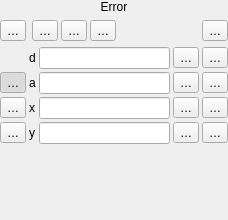
The window that src/ui/qgsadvanceddigitizingdockwidgetbase.ui (qgis/QGIS) describes before a commit, drawn with Qt 5.
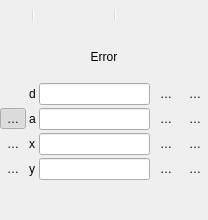
The same window after the commit. Icons and pictures are not drawn. Custom widgets are drawn as their Qt base class.

Commit message: [ui] Harmonize CAD panel by using toolbar (fixes hidpi et cie)

What changed in the file:
```diff
--- a/src/ui/qgsadvanceddigitizingdockwidgetbase.ui
+++ b/src/ui/qgsadvanceddigitizingdockwidgetbase.ui
@@ -6,21 +6,24 @@
    <rect>
     <x>0</x>
     <y>0</y>
-    <width>228</width>
+    <width>208</width>
     <height>220</height>
    </rect>
   </property>
   <property name="maximumSize">
    <size>
     <width>524287</width>
-    <height>220</height>
+    <height>500</height>
    </size>
   </property>
   <property name="windowTitle">
    <string>Advanced Digitizing</string>
   </property>
   <widget class="QWidget" name="dockWidgetContents">
-   <layout class="QGridLayout" name="gridLayout">
+   <layout class="QVBoxLayout" name="parentLayout">
+    <property name="spacing">
+     <number>0</number>
+    </property>
     <property name="leftMargin">
      <number>0</number>
     </property>
@@ -33,7 +36,27 @@
     <property name="bottomMargin">
      <number>0</number>
     </property>
-    <item row="0" column="0">
+    <item>
+     <widget class="QToolBar" name="mToolbar">
+      <property name="iconSize">
+       <size>
+        <width>16</width>
+        <height>16</height>
+       </size>
+      </property>
+      <property name="floatable">
+       <bool>false</bool>
+      </property>
+      <addaction name="mEnableAction"/>
+      <addaction name="separator"/>
+      <addaction name="mConstructionModeAction"/>
+      <addaction name="mParallelAction"/>
+      <addaction name="mPerpendicularAction"/>
+      <addaction name="separator"/>
+      <addaction name="mSettingsAction"/>
+     </widget>
+    </item>
+    <item>
      <layout class="QVBoxLayout" name="mLayout">
       <item>
        <widget class="QLabel" name="mErrorLabel">
@@ -69,152 +92,6 @@
          <property name="bottomMargin">
           <number>0</number>
          </property>
-         <item>
-          <layout class="QHBoxLayout" name="mButtonsLayout">
-           <item>
-            <widget class="QToolButton" name="mEnabledButton">
-             <property name="toolTip">
-              <string>&lt;html&gt;&lt;head/&gt;&lt;body&gt;&lt;p&gt;&lt;br/&gt;&lt;/p&gt;&lt;/body&gt;&lt;/html&gt;</string>
-             </property>
-             <property name="text">
-              <string>…</string>
-             </property>
-             <property name="iconSize">
-              <size>
-               <width>24</width>
-               <height>24</height>
-              </size>
-             </property>
-             <property name="checkable">
-              <bool>true</bool>
-             </property>
-            </widget>
-           </item>
-           <item>
-            <widget class="QWidget" name="mCadButtons" native="true">
-             <property name="sizePolicy">
-              <sizepolicy hsizetype="MinimumExpanding" vsizetype="Preferred">
-               <horstretch>0</horstretch>
-               <verstretch>0</verstretch>
-              </sizepolicy>
-             </property>
-             <layout class="QGridLayout" name="gridLayout_2">
-              <property name="leftMargin">
-               <number>0</number>
-              </property>
-              <property name="topMargin">
-               <number>0</number>
-              </property>
-              <property name="rightMargin">
-               <number>0</number>
-              </property>
-              <property name="bottomMargin">
-               <number>0</number>
-              </property>
-              <property name="spacing">
-               <number>3</number>
-              </property>
-              <item row="0" column="2">
-               <widget class="QToolButton" name="mParallelButton">
-                <property name="toolTip">
-                 <string/>
-                </property>
-                <property name="text">
-                 <string>…</string>
-                </property>
-                <property name="icon">
-                 <iconset resource="../../images/images.qrc">
-                  <normaloff>:/images/themes/default/cadtools/parallel.svg</normaloff>:/images/themes/default/cadtools/parallel.svg</iconset>
-                </property>
-                <property name="iconSize">
-                 <size>
-                  <width>24</width>
-                  <height>24</height>
-                 </size>
-                </property>
-                <property name="checkable">
-                 <bool>true</bool>
-                </property>
-               </widget>
-              </item>
-              <item row="0" column="1">
-               <widget class="QToolButton" name="mPerpendicularButton">
-                <property name="toolTip">
-                 <string/>
-                </property>
-                <property name="text">
-                 <string>…</string>
-                </property>
-                <property name="icon">
-                 <iconset resource="../../images/images.qrc">
-                  <normaloff>:/images/themes/default/cadtools/perpendicular.svg</normaloff>:/images/themes/default/cadtools/perpendicular.svg</iconset>
-                </property>
-                <property name="iconSize">
-                 <size>
-                  <width>24</width>
-                  <height>24</height>
-                 </size>
-                </property>
-                <property name="checkable">
-                 <bool>true</bool>
-                </property>
-               </widget>
-              </item>
-              <item row="0" column="0">
-               <widget class="QToolButton" name="mConstructionModeButton">
-                <property name="toolTip">
-                 <string/>
-                </property>
-                <property name="text">
-                 <string>…</string>
-                </property>
-                <property name="icon">
-                 <iconset resource="../../images/images.qrc">
-                  <normaloff>:/images/themes/default/cadtools/construction.svg</normaloff>:/images/themes/default/cadtools/construction.svg</iconset>
-                </property>
-                <property name="iconSize">
-                 <size>
-                  <width>24</width>
-                  <height>24</height>
-                 </size>
-                </property>
-                <property name="checkable">
-                 <bool>true</bool>
-                </property>
-               </widget>
-              </item>
-              <item row="0" column="3">
-               <spacer name="horizontalSpacer">
-                <property name="orientation">
-                 <enum>Qt::Horizontal</enum>
-                </property>
-                <property name="sizeHint" stdset="0">
-                 <size>
-                  <width>40</width>
-                  <height>20</height>
-                 </size>
-                </property>
-               </spacer>
-              </item>
-              <item row="0" column="4">
-               <widget class="QToolButton" name="mSettingsButton">
-                <property name="text">
-                 <string>…</string>
-                </property>
-                <property name="icon">
-                 <iconset resource="../../images/images.qrc">
-                  <normaloff>:/images/themes/default/propertyicons/settings.svg</normaloff>:/images/themes/default/propertyicons/settings.svg</iconset>
-                </property>
-                <property name="popupMode">
-                 <enum>QToolButton::InstantPopup</enum>
-                </property>
-               </widget>
-              </item>
-             </layout>
-            </widget>
-           </item>
-          </layout>
-         </item>
          <item>
           <widget class="QWidget" name="mInputWidgets" native="true">
            <layout class="QGridLayout" name="mInputLayout">
@@ -262,6 +139,9 @@
               <property name="checkable">
                <bool>true</bool>
               </property>
+              <property name="autoRaise">
+               <bool>true</bool>
+              </property>
              </widget>
             </item>
             <item row="2" column="3">
@@ -279,6 +159,9 @@
               <property name="checkable">
                <bool>true</bool>
               </property>
+              <property name="autoRaise">
+               <bool>true</bool>
+              </property>
              </widget>
             </item>
             <item row="3" column="0">
@@ -296,6 +179,9 @@
               <property name="checkable">
                <bool>true</bool>
               </property>
+              <property name="autoRaise">
+               <bool>true</bool>
+              </property>
              </widget>
             </item>
             <item row="1" column="3">
@@ -313,6 +199,9 @@
               <property name="checkable">
                <bool>true</bool>
               </property>
+              <property name="autoRaise">
+               <bool>true</bool>
+              </property>
              </widget>
             </item>
             <item row="2" column="2">
@@ -347,6 +236,9 @@
               <property name="checked">
                <bool>true</bool>
               </property>
+              <property name="autoRaise">
+               <bool>true</bool>
+              </property>
              </widget>
             </item>
             <item row="1" column="2">
@@ -385,6 +277,9 @@
               <property name="checkable">
                <bool>true</bool>
               </property>
+              <property name="autoRaise">
+               <bool>true</bool>
+              </property>
              </widget>
             </item>
             <item row="0" column="2">
@@ -409,6 +304,9 @@
               <property name="checkable">
                <bool>true</bool>
               </property>
+              <property name="autoRaise">
+               <bool>true</bool>
+              </property>
              </widget>
             </item>
             <item row="0" column="4">
@@ -426,6 +324,9 @@
               <property name="checkable">
                <bool>true</bool>
               </property>
+              <property name="autoRaise">
+               <bool>true</bool>
+              </property>
              </widget>
             </item>
             <item row="1" column="4">
@@ -443,6 +344,9 @@
               <property name="checkable">
                <bool>true</bool>
               </property>
+              <property name="autoRaise">
+               <bool>true</bool>
+              </property>
              </widget>
             </item>
             <item row="2" column="4">
@@ -460,6 +364,9 @@
               <property name="checkable">
                <bool>true</bool>
               </property>
+              <property name="autoRaise">
+               <bool>true</bool>
+              </property>
              </widget>
             </item>
             <item row="3" column="4">
@@ -477,8 +384,24 @@
               <property name="checkable">
                <bool>true</bool>
               </property>
+              <property name="autoRaise">
+               <bool>true</bool>
+              </property>
              </widget>
             </item>
+            <item row="4" column="0">
+             <spacer name="verticalSpacer">
+              <property name="orientation">
+               <enum>Qt::Vertical</enum>
+              </property>
+              <property name="sizeHint" stdset="0">
+               <size>
+                <width>20</width>
+                <height>40</height>
+               </size>
+              </property>
+             </spacer>
+            </item>
            </layout>
           </widget>
          </item>
@@ -487,20 +410,61 @@
       </item>
      </layout>
     </item>
-    <item row="1" column="0">
-     <spacer name="verticalSpacer">
-      <property name="orientation">
-       <enum>Qt::Vertical</enum>
-      </property>
-      <property name="sizeHint" stdset="0">
-       <size>
-        <width>20</width>
-        <height>40</height>
-       </size>
-      </property>
-     </spacer>
-    </item>
    </layout>
+   <action name="mEnableAction">
+    <property name="toolTip">
+     <string>&lt;html&gt;&lt;head/&gt;&lt;body&gt;&lt;p&gt;Enable advanced digitizing tools&lt;/p&gt;&lt;/body&gt;&lt;/html&gt;</string>
+    </property>
+    <property name="icon">
+     <iconset resource="../../images/images.qrc">
+     <normaloff>:/images/themes/default/cadtools/cad.svg</normaloff>:/images/themes/default/cadtools/cad.svg</iconset>
+    </property>
+    <property name="checkable">
+     <bool>true</bool>
+    </property>
+   </action>
+   <action name="mConstructionModeAction">
+    <property name="toolTip">
+     <string/>
+    </property>
+    <property name="icon">
+     <iconset resource="../../images/images.qrc">
+     <normaloff>:/images/themes/default/cadtools/construction.svg</normaloff>:/images/themes/default/cadtools/construction.svg</iconset>
+    </property>
+    <property name="checkable">
+     <bool>true</bool>
+    </property>
+   </action>
+   <action name="mParallelAction">
+    <property name="toolTip">
+     <string/>
+    </property>
+    <property name="icon">
+     <iconset resource="../../images/images.qrc">
+     <normaloff>:/images/themes/default/cadtools/parallel.svg</normaloff>:/images/themes/default/cadtools/parallel.svg</iconset>
+    </property>
+    <property name="checkable">
+     <bool>true</bool>
+    </property>
+   </action>
+   <action name="mPerpendicularAction">
+    <property name="toolTip">
+     <string/>
+    </property>
+    <property name="icon">
+     <iconset resource="../../images/images.qrc">
+     <normaloff>:/images/themes/default/cadtools/perpendicular.svg</normaloff>:/images/themes/default/cadtools/perpendicular.svg</iconset>
+    </property>
+    <property name="checkable">
+     <bool>true</bool>
+    </property>
+   </action>
+   <action name="mSettingsAction">
+    <property name="icon">
+     <iconset resource="../../images/images.qrc">
+     <normaloff>:/images/themes/default/propertyicons/settings.svg</normaloff>:/images/themes/default/propertyicons/settings.svg</iconset>
+    </property>
+   </action>
   </widget>
  </widget>
  <customwidgets>
```
Left out of the diff: 5 changed lines with no effect on the pictures. The commit also changes 2 other files.
